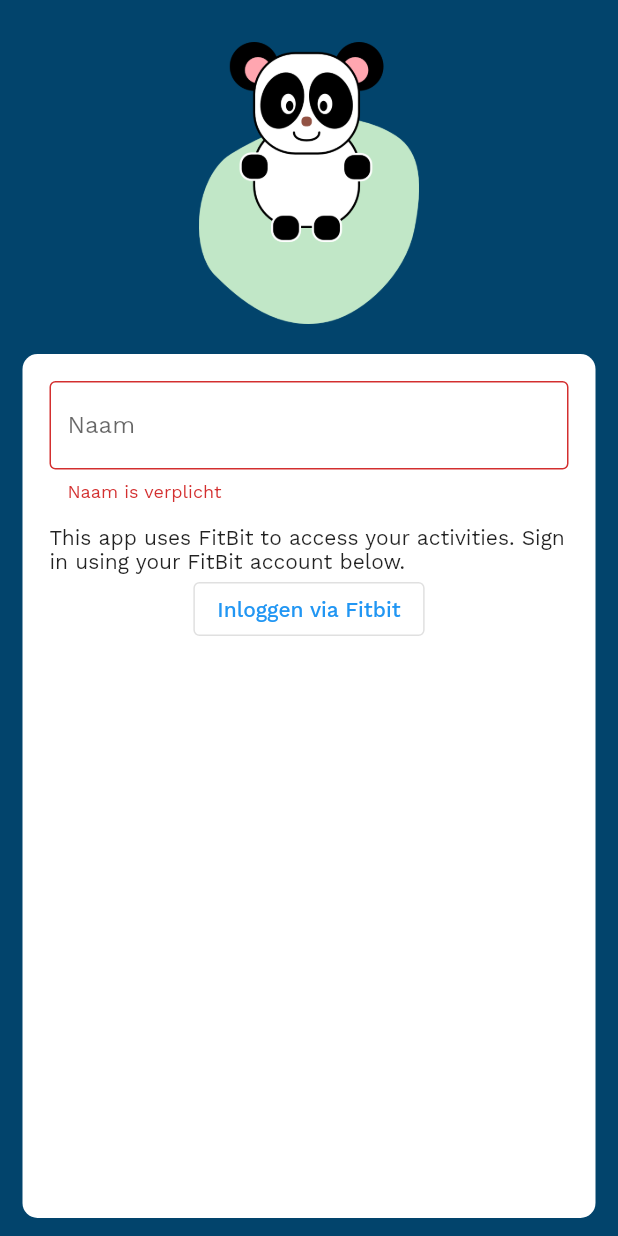
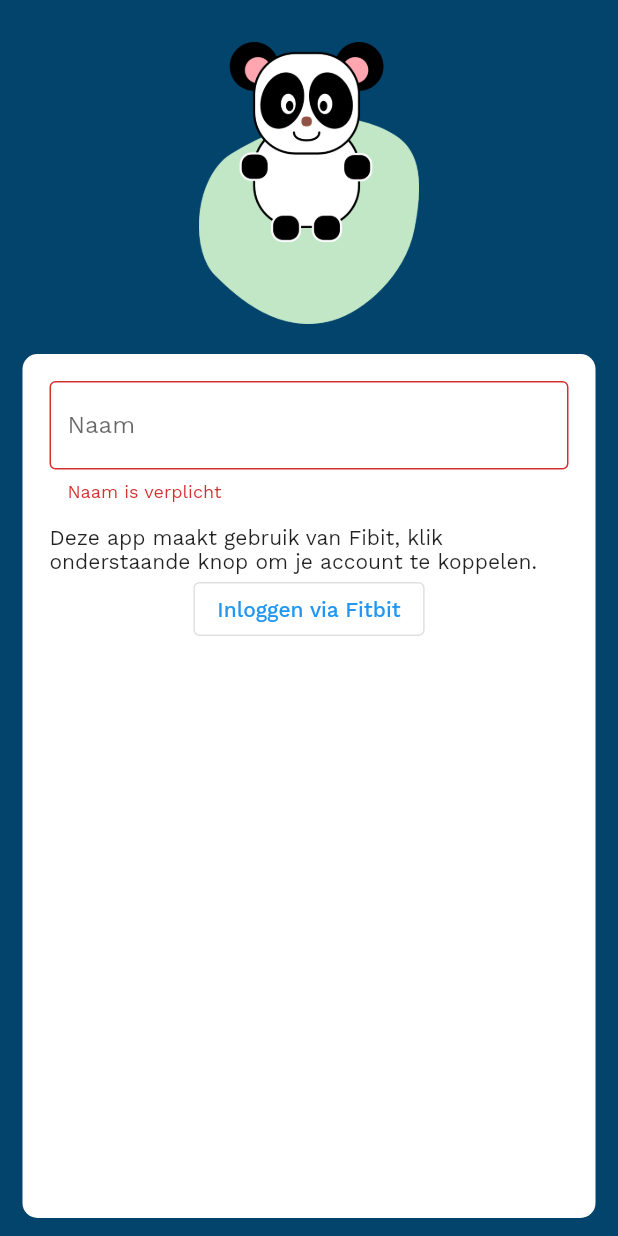
Before and after one commit to Panda-Incorporated/Panda.Mobile, a Flutter app: the screen it shows after launch, on a phone screen of 412 x 824 dp. Run offline on Flutter 3.47's test engine with Material 2 defaults, Android fonts, the phone set to English and light mode, and no system bars; our stand-ins replace fl_chart, percent_indicator, sqflite; missing offline and left inert: flutter_inappwebview, glyphicon; accounts and stored records are empty.

Commit message:
Some changes

```diff
--- a/lib/Pages/IntroPages/StartPage.dart
+++ b/lib/Pages/IntroPages/StartPage.dart
@@ -68,7 +68,8 @@ class _StartPageState extends State<StartPage> {
     return Scaffold(
         backgroundColor:
             Theme.of(context).bottomNavigationBarTheme.backgroundColor,
-      body: Container(
+        body: (!loading && !done)
+            ? Container(
                 child: Column(
                   children: [
                     Container(
@@ -88,20 +89,23 @@ class _StartPageState extends State<StartPage> {
                       child: Container(
                         decoration: BoxDecoration(
                             color: Colors.white,
-                    borderRadius: BorderRadius.all(Radius.circular(10))),
-                margin:
-                    EdgeInsets.only(top: 20, left: 15, bottom: 12, right: 15),
+                            borderRadius:
+                                BorderRadius.all(Radius.circular(10))),
+                        margin: EdgeInsets.only(
+                            top: 20, left: 15, bottom: 12, right: 15),
                         child: Padding(
                             padding: const EdgeInsets.all(18.0),
                             child: CustomScrollView(
                               slivers: <Widget>[
                                 SliverToBoxAdapter(
                                   child: Column(
-                            crossAxisAlignment: CrossAxisAlignment.start,
+                                    crossAxisAlignment:
+                                        CrossAxisAlignment.start,
                                     children: <Widget>[
                                       Form(
                                         key: _formKey,
-                                autovalidateMode: AutovalidateMode.always,
+                                        autovalidateMode:
+                                            AutovalidateMode.always,
                                         child: TextFormField(
                                           validator: (val) {
                                             if (val == null || val.isEmpty) {
@@ -114,7 +118,8 @@ class _StartPageState extends State<StartPage> {
                                           decoration: InputDecoration(
                                             labelText: 'Naam',
                                             border: OutlineInputBorder(),
-                                    hintText: 'Hoe mogen we je noemen?...',
+                                            hintText:
+                                                'Hoe mogen we je noemen?...',
                                           ),
                                         ),
                                       ),
@@ -122,18 +127,20 @@ class _StartPageState extends State<StartPage> {
                                         height: 15,
                                       ),
                                       Text(
-                                  "This app uses FitBit to access your activities. Sign in using your FitBit account below."),
+                                          "Deze app maakt gebruik van Fibit, klik onderstaande knop om je account te koppelen."),
                                       Center(
                                         child: OutlinedButton(
                                             child: Text("Inloggen via Fitbit"),
                                             onPressed: () {
-                                      if (_formKey.currentState.validate()) {
+                                              if (_formKey.currentState
+                                                  .validate()) {
                                                 saveData();
                                               } else {
                                                 ScaffoldMessenger.of(context)
                                                     .showSnackBar(SnackBar(
                                                         behavior:
-                                                    SnackBarBehavior.floating,
+                                                            SnackBarBehavior
+                                                                .floating,
                                                         content: Text(
                                                             'Er is nog geen naam ingevuld')));
                                               }
@@ -152,8 +159,9 @@ class _StartPageState extends State<StartPage> {
                                           ? OutlinedButton(
                                               child: Text("Volgende"),
                                               onPressed: () {
-                                        if (widget.onDone != null)
-                                          widget.onDone();
+                                                setState(() {
+                                                  done = true;
+                                                });
                                               })
                                           : Container(),
                                     ],
@@ -165,7 +173,22 @@ class _StartPageState extends State<StartPage> {
                     ),
                   ],
                 ),
-      ),
-    );
+              )
+            : (!loading && done)
+                ? Column(
+                    mainAxisAlignment: MainAxisAlignment.center,
+                    children: [
+                        Text(
+                            "Bedankt voor het inloggen $username, klik volgende om verder te gaan."),
+                        OutlinedButton(
+                            child: Text("Volgende"),
+                            onPressed: () {
+                              //navigate to newgoal scherm when done call below
+                              if (widget.onDone != null) widget.onDone();
+                            })
+                      ])
+                : Center(
+                    child: CircularProgressIndicator(),
+                  ));
   }
 }
```
Lines whose indentation alone changed are shown as unchanged.
